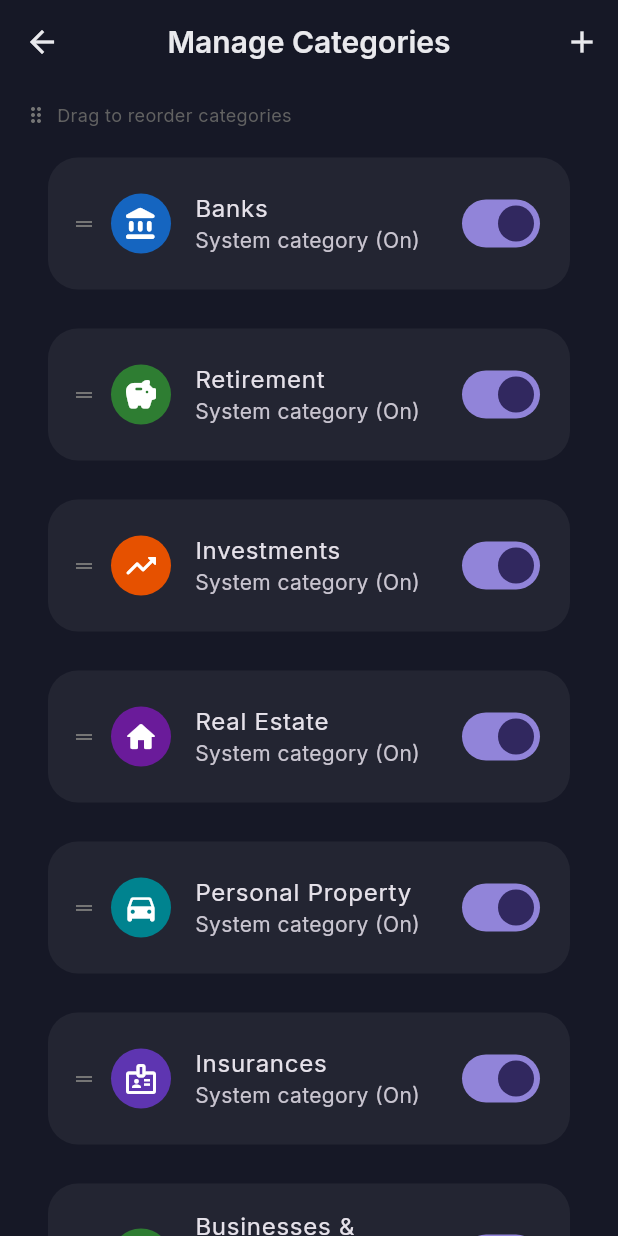
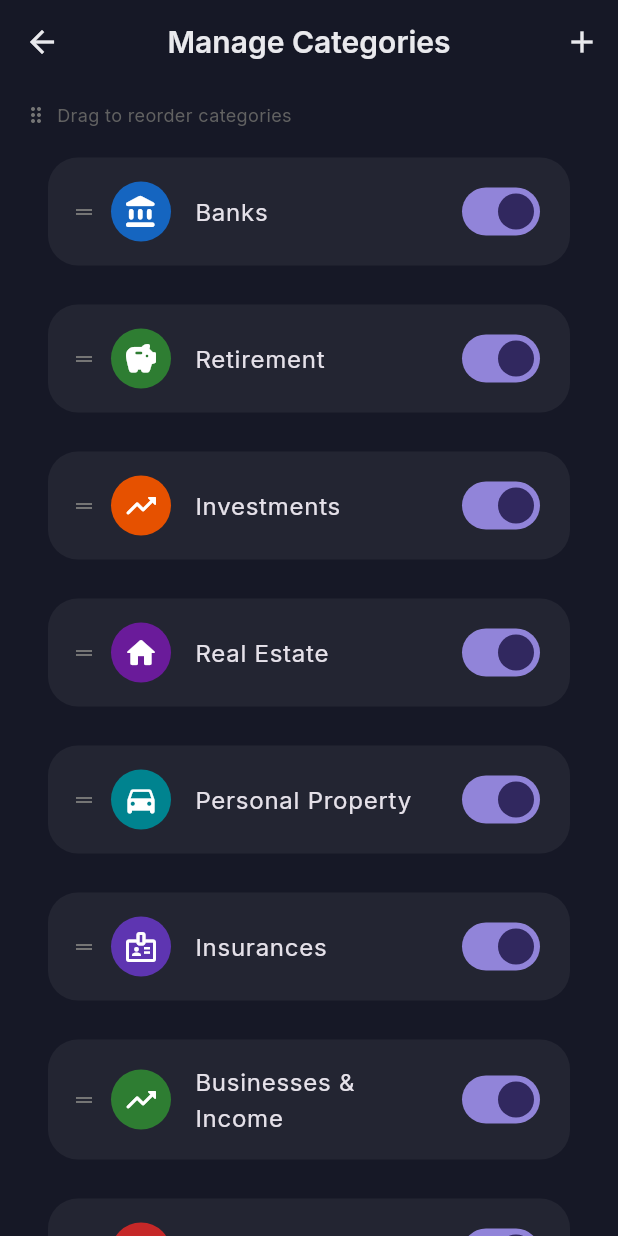
Before and after one commit to nonubitta/digital_legacy_vault, a Flutter app: the ManageCategoryScreen screen opened directly, on a phone screen of 412 x 824 dp. Run offline on Flutter 3.47's test engine with Material 3 defaults, Android fonts, the phone set to English and light mode, and no system bars; our stand-ins replace flutter_secure_storage, google_fonts, local_auth, sqflite; missing offline and left inert: encrypt; accounts and stored records are empty; statements that could not run were skipped.

Commit message:
removed system category word

```diff
--- a/lib/features/home/manage_category_screen.dart
+++ b/lib/features/home/manage_category_screen.dart
@@ -603,15 +603,7 @@ class _ManageCategoryScreenState extends State<ManageCategoryScreen> {
 																	],
 																),
 																title: Text(category.name),
-																subtitle: Text(
-																		category.description?.isNotEmpty == true
-																				? category.description!
-																				: (category.isSystem
-																						? (_isSystemCategoryEnabled(category)
-																								? 'System category (On)'
-																								: 'System category (Off)')
-																						: 'Custom category'),
-																),
+
 																trailing: category.isSystem
 																				? Switch.adaptive(
 																						value: _isSystemCategoryEnabled(category),
```
Also changed, not shown: 1 other file.
